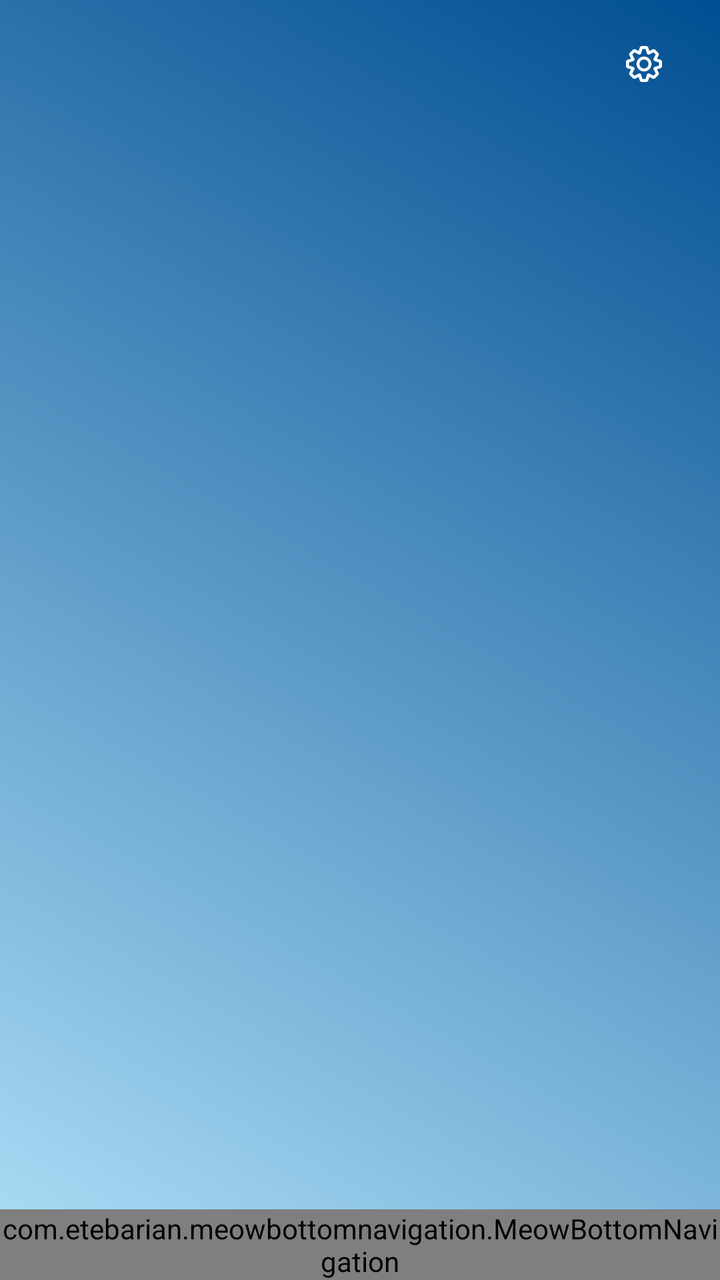
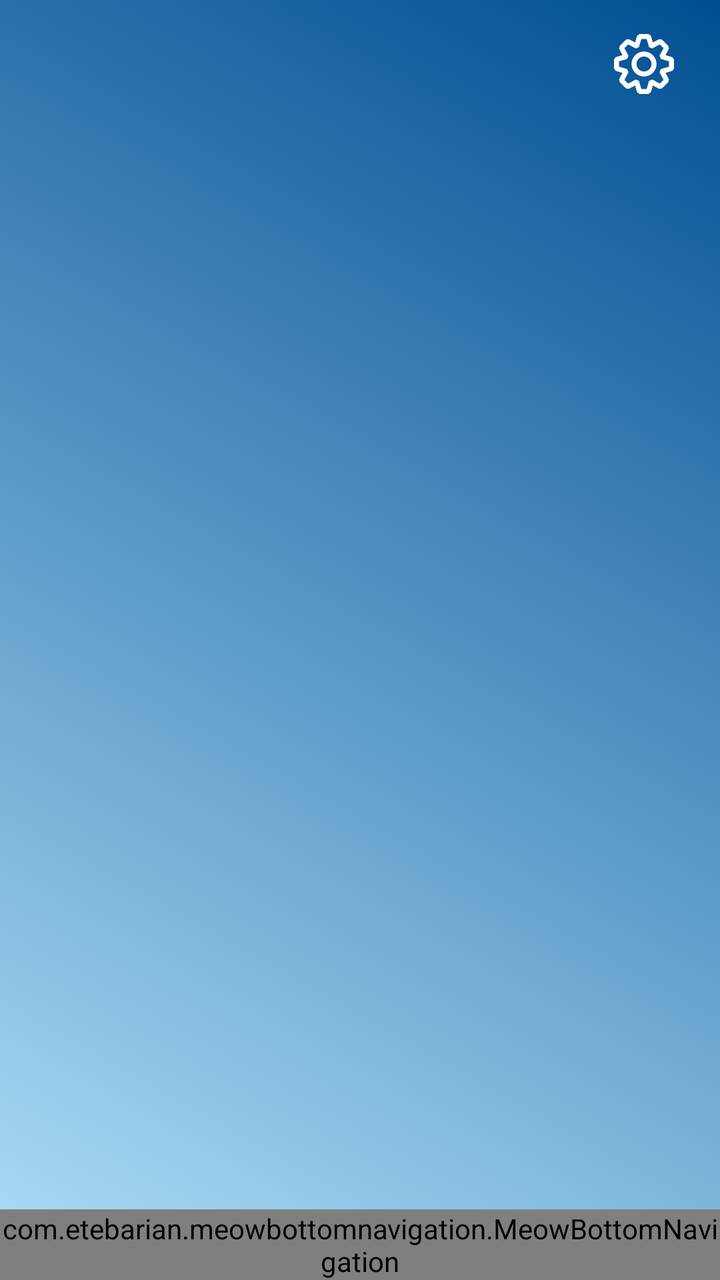

An Android layout rendered at two revisions. The XML below is the earlier revision; the diff shows what the commit changed to produce the second picture.
<!-- AndroidManifest.xml: application theme Theme.Budget_Planner -->
<!-- res/layout/activity_main.xml -->
<?xml version="1.0" encoding="utf-8"?>
<androidx.coordinatorlayout.widget.CoordinatorLayout
    xmlns:android="http://schemas.android.com/apk/res/android"
    xmlns:app="http://schemas.android.com/apk/res-auto"
    xmlns:tools="http://schemas.android.com/tools"
    android:layout_width="match_parent"
    android:layout_height="match_parent"
    android:background="@drawable/backgroung_gradient"
    tools:context=".MainActivity">

    <RelativeLayout
        android:layout_width="match_parent"
        android:layout_height="match_parent">

        <androidx.appcompat.widget.Toolbar
            android:id="@+id/toolbar"
            android:layout_width="match_parent"
            android:layout_height="?attr/actionBarSize"
            app:titleTextColor="@android:color/white"
            app:titleTextAppearance="@style/ToolbarTitleText"
            >

            <com.google.android.material.floatingactionbutton.FloatingActionButton
                android:layout_width="wrap_content"
                android:layout_height="wrap_content"
                android:id="@+id/settings"
                android:src="@drawable/settings_2_svgrepo_com"
                android:backgroundTint="@android:color/transparent"
                android:layout_gravity="end"
                app:elevation="0dp"
                app:borderWidth="0dp"
                app:tint="@color/white"
                android:clickable="true"
                android:layout_marginEnd="10dp"
                android:stateListAnimator="@animator/button_state_list_animator"
                android:contentDescription="Settings Button"
                />
        </androidx.appcompat.widget.Toolbar>

        <FrameLayout
            android:layout_width="match_parent"
            android:layout_height="match_parent"
            android:id="@+id/frame_layout"
            android:layout_below="@id/toolbar"
            >
        </FrameLayout>
    </RelativeLayout>

    <com.etebarian.meowbottomnavigation.MeowBottomNavigation
        android:id="@+id/bottomnavigation"
        android:layout_width="match_parent"
        android:layout_height="wrap_content"
        android:layout_gravity="bottom"
        app:mbn_backgroundBottomColor="#EDEDED"
        app:mbn_circleColor="#EDEDED"
        app:mbn_countBackgroundColor="#F45E0B"
        app:mbn_countTextColor="#fff"
        app:mbn_defaultIconColor="#004E92"
        app:mbn_selectedIconColor="#004E92"
        app:mbn_shadowColor="#989898" />
</androidx.coordinatorlayout.widget.CoordinatorLayout>
<!-- resources referenced by this layout -->
<resources>
  <color name="white">#FFFFFFFF</color>
  <!-- drawable backgroung_gradient (drawable) -->
  <?xml version="1.0" encoding="utf-8"?>
  <shape xmlns:android="http://schemas.android.com/apk/res/android">
      <gradient
          android:type="linear"
          android:angle="45"
          android:startColor="#AEDFF7"
          android:endColor="#004E92"></gradient>
  </shape>
  <!-- drawable settings_2_svgrepo_com (drawable) -->
  <vector xmlns:android="http://schemas.android.com/apk/res/android"
      android:width="800dp"
      android:height="800dp"
      android:viewportWidth="24"
      android:viewportHeight="24">
    <path
        android:pathData="M10.65,3L9.932,3.534L9.328,5.548L7.477,4.551L6.591,4.681L4.681,6.591L4.551,7.477L5.548,9.328L3.534,9.932L3,10.65V13.35L3.534,14.068L5.548,14.672L4.551,16.524L4.681,17.409L6.591,19.319L7.477,19.449L9.328,18.452L9.932,20.465L10.65,21H13.35L14.068,20.465L14.672,18.452L16.524,19.449L17.409,19.319L19.319,17.409L19.449,16.524L18.452,14.672L20.465,14.068L21,13.35V10.65L20.465,9.932L18.452,9.328L19.449,7.477L19.319,6.591L17.409,4.681L16.524,4.551L14.672,5.548L14.068,3.534L13.35,3H10.65ZM10.469,6.963L11.208,4.5H12.792L13.531,6.963L13.875,7.095C13.965,7.129 14.054,7.166 14.142,7.205L14.479,7.356L16.743,6.137L17.863,7.257L16.644,9.521L16.795,9.858C16.834,9.946 16.871,10.035 16.905,10.125L17.037,10.469L19.5,11.208V12.792L17.037,13.531L16.905,13.875C16.871,13.965 16.834,14.054 16.795,14.142L16.644,14.479L17.863,16.743L16.743,17.863L14.479,16.644L14.142,16.795C14.054,16.834 13.965,16.871 13.875,16.905L13.531,17.037L12.792,19.5H11.208L10.469,17.037L10.125,16.905C10.035,16.871 9.946,16.834 9.858,16.795L9.521,16.644L7.257,17.863L6.137,16.743L7.356,14.479L7.205,14.142C7.166,14.054 7.129,13.965 7.095,13.875L6.963,13.531L4.5,12.792L4.5,11.208L6.963,10.469L7.095,10.125C7.129,10.035 7.166,9.946 7.205,9.858L7.356,9.521L6.137,7.257L7.257,6.137L9.521,7.356L9.858,7.205C9.946,7.166 10.035,7.129 10.125,7.095L10.469,6.963ZM14.25,12C14.25,13.243 13.243,14.25 12,14.25C10.757,14.25 9.75,13.243 9.75,12C9.75,10.757 10.757,9.75 12,9.75C13.243,9.75 14.25,10.757 14.25,12ZM15.75,12C15.75,14.071 14.071,15.75 12,15.75C9.929,15.75 8.25,14.071 8.25,12C8.25,9.929 9.929,8.25 12,8.25C14.071,8.25 15.75,9.929 15.75,12Z"
        android:fillColor="#080341"
        android:fillType="evenOdd"/>
  </vector>
  <style name="ToolbarTitleText">
          <item name="android:textSize">18sp</item> 
          <item name="android:textColor">@android:color/white</item> 
          <item name="android:textStyle">bold</item> 
          
      </style>
  <style name="Theme.Budget_Planner" parent="Base.Theme.Budget_Planner" />
  <style name="Base.Theme.Budget_Planner" parent="Theme.Material3.DayNight.NoActionBar">
          
          
      </style>
</resources>

<!-- the commit's change to res/layout/activity_main.xml (unified diff, before → after) -->
@@ -1,6 +1,5 @@
 <?xml version="1.0" encoding="utf-8"?>
-<androidx.coordinatorlayout.widget.CoordinatorLayout
-    xmlns:android="http://schemas.android.com/apk/res/android"
+<androidx.coordinatorlayout.widget.CoordinatorLayout xmlns:android="http://schemas.android.com/apk/res/android"
     xmlns:app="http://schemas.android.com/apk/res-auto"
     xmlns:tools="http://schemas.android.com/tools"
     android:layout_width="match_parent"
@@ -16,34 +15,32 @@
             android:id="@+id/toolbar"
             android:layout_width="match_parent"
             android:layout_height="?attr/actionBarSize"
-            app:titleTextColor="@android:color/white"
             app:titleTextAppearance="@style/ToolbarTitleText"
-            >
+            app:titleTextColor="@android:color/white">
 
             <com.google.android.material.floatingactionbutton.FloatingActionButton
+                android:id="@+id/settings"
                 android:layout_width="wrap_content"
                 android:layout_height="wrap_content"
-                android:id="@+id/settings"
+                android:layout_gravity="end"
+                android:layout_marginEnd="10dp"
+                android:backgroundTint="@android:color/transparent"
+                android:clickable="true"
+                android:contentDescription="Settings Button"
+                android:focusable="true"
                 android:src="@drawable/settings_2_svgrepo_com"
-                android:backgroundTint="@android:color/transparent"
-                android:layout_gravity="end"
+                android:stateListAnimator="@animator/button_state_list_animator"
+                app:borderWidth="0dp"
                 app:elevation="0dp"
-                app:borderWidth="0dp"
-                app:tint="@color/white"
-                android:clickable="true"
-                android:layout_marginEnd="10dp"
-                android:stateListAnimator="@animator/button_state_list_animator"
-                android:contentDescription="Settings Button"
-                />
+                app:maxImageSize="40dp"
+                app:tint="@color/white" />
         </androidx.appcompat.widget.Toolbar>
 
         <FrameLayout
+            android:id="@+id/frame_layout"
             android:layout_width="match_parent"
             android:layout_height="match_parent"
-            android:id="@+id/frame_layout"
-            android:layout_below="@id/toolbar"
-            >
-        </FrameLayout>
+            android:layout_below="@id/toolbar" />
     </RelativeLayout>
 
     <com.etebarian.meowbottomnavigation.MeowBottomNavigation
<!-- resource entries referenced after the edit -->
@@ -1,6 +1,8 @@
 <!-- resources referenced by this layout -->
 <resources>
-  <color name="white">#FFFFFFFF</color>
+  <color name="white">#FFFFFF</color>
+  
+      Shades of Yellow
   <!-- drawable backgroung_gradient (drawable) -->
   <?xml version="1.0" encoding="utf-8"?>
   <shape xmlns:android="http://schemas.android.com/apk/res/android">
